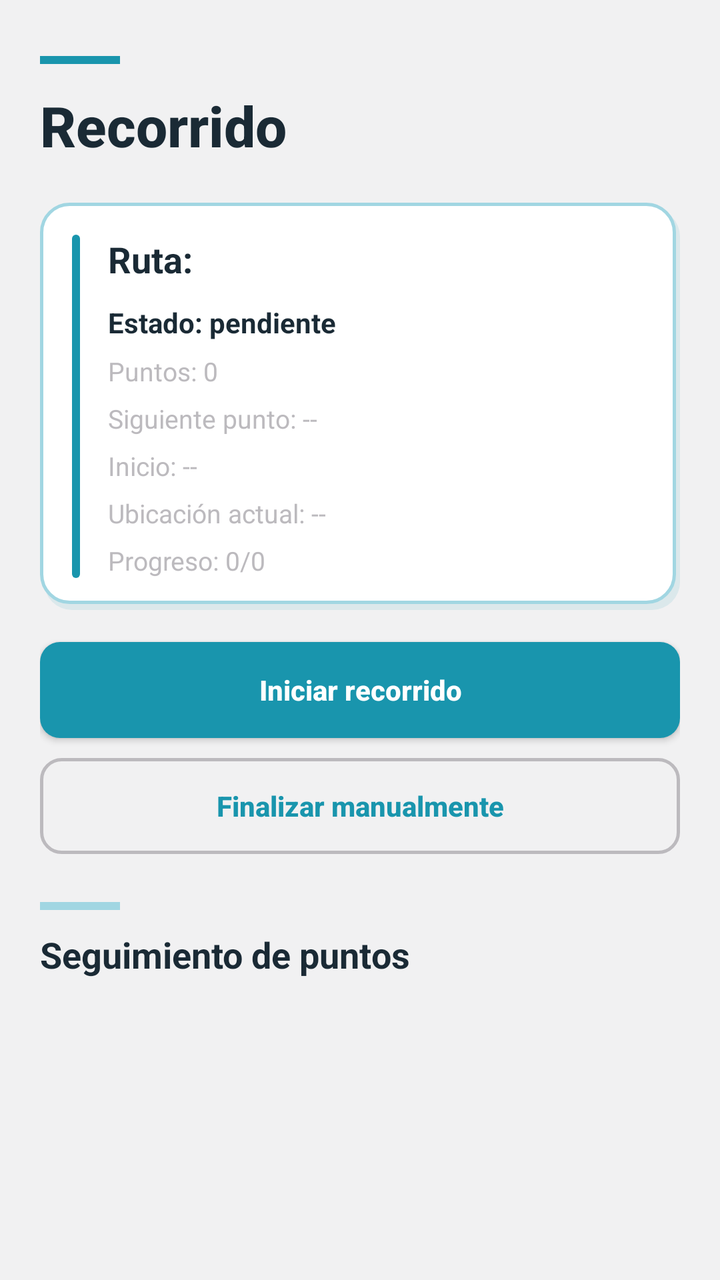
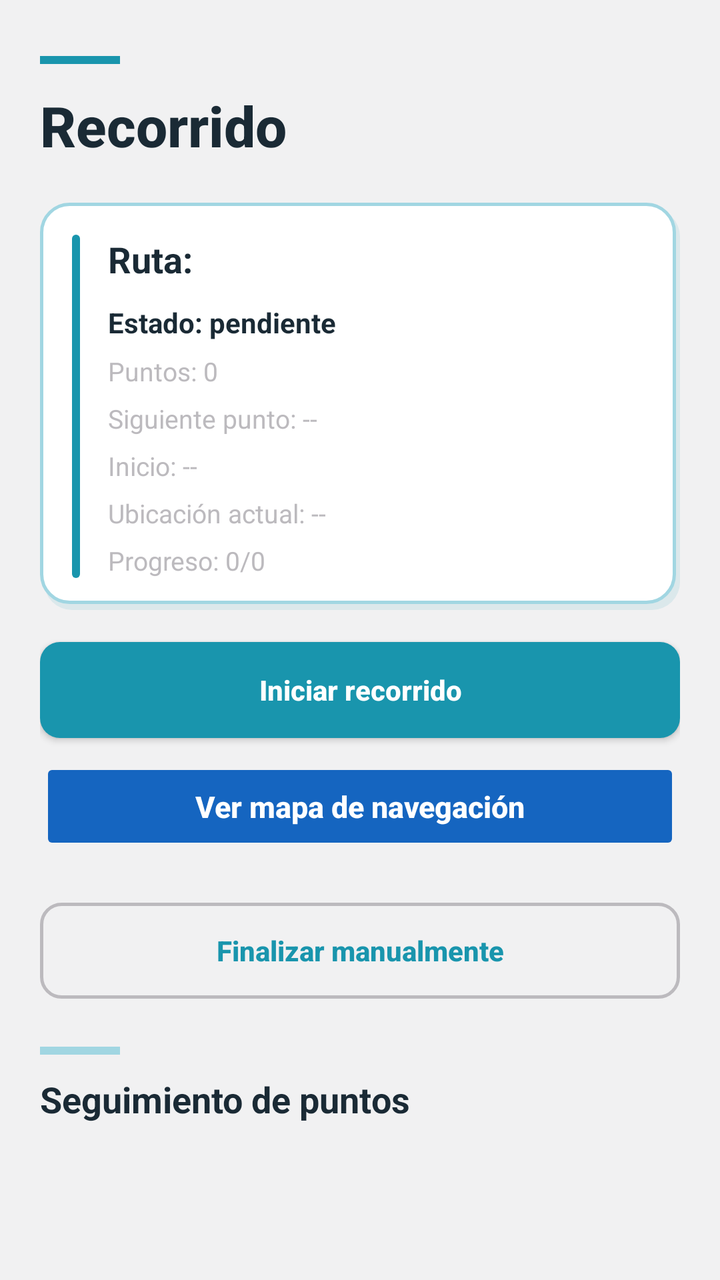

An Android layout rendered at two revisions. The XML below is the earlier revision; the diff shows what the commit changed to produce the second picture.
<!-- AndroidManifest.xml: application theme Theme.Copia1APP -->
<!-- res/layout/activity_recorrido_ruta.xml -->
<?xml version="1.0" encoding="utf-8"?>
<ScrollView
    xmlns:android="http://schemas.android.com/apk/res/android"
    android:layout_width="match_parent"
    android:layout_height="match_parent"
    android:fillViewport="true"
    android:background="@color/colorBackground">

    <LinearLayout
        android:layout_width="match_parent"
        android:layout_height="wrap_content"
        android:orientation="vertical"
        android:paddingStart="20dp"
        android:paddingEnd="20dp"
        android:paddingTop="28dp"
        android:paddingBottom="28dp">

        <View
            android:layout_width="40dp"
            android:layout_height="4dp"
            android:background="@color/colorPrimary"
            android:layout_marginBottom="12dp" />

        <TextView
            android:id="@+id/tvTituloRecorrido"
            android:layout_width="match_parent"
            android:layout_height="wrap_content"
            android:text="Recorrido"
            style="@style/HomeRutas.TituloScreen"
            android:layout_marginBottom="20dp" />

        <LinearLayout
            android:layout_width="match_parent"
            android:layout_height="wrap_content"
            android:orientation="horizontal"
            android:background="@drawable/card_background"
            android:padding="16dp"
            android:layout_marginBottom="16dp">

            <View
                android:layout_width="4dp"
                android:layout_height="match_parent"
                android:background="@drawable/ic_card_accent"
                android:layout_marginEnd="14dp" />

            <LinearLayout
                android:layout_width="0dp"
                android:layout_height="wrap_content"
                android:layout_weight="1"
                android:orientation="vertical">

                <TextView
                    android:id="@+id/tvRutaRecorrido"
                    android:layout_width="match_parent"
                    android:layout_height="wrap_content"
                    android:text="Ruta:"
                    style="@style/HomeRutas.CardTitulo"
                    android:layout_marginBottom="10dp" />

                <TextView
                    android:id="@+id/tvEstadoRecorrido"
                    android:layout_width="match_parent"
                    android:layout_height="wrap_content"
                    android:text="Estado: pendiente"
                    style="@style/CrearRuta.FieldLabel"
                    android:layout_marginBottom="6dp" />

                <TextView
                    android:id="@+id/tvCantidadPuntosRecorrido"
                    android:layout_width="match_parent"
                    android:layout_height="wrap_content"
                    android:text="Puntos: 0"
                    style="@style/HomeRutas.CardDescripcion"
                    android:layout_marginBottom="6dp" />

                <TextView
                    android:id="@+id/tvPuntoSiguienteRecorrido"
                    android:layout_width="match_parent"
                    android:layout_height="wrap_content"
                    android:text="Siguiente punto: --"
                    style="@style/HomeRutas.CardDescripcion"
                    android:layout_marginBottom="6dp" />

                <TextView
                    android:id="@+id/tvTiempoInicioRecorrido"
                    android:layout_width="match_parent"
                    android:layout_height="wrap_content"
                    android:text="Inicio: --"
                    style="@style/HomeRutas.CardDescripcion"
                    android:layout_marginBottom="6dp" />

                <TextView
                    android:id="@+id/tvUbicacionActualRecorrido"
                    android:layout_width="match_parent"
                    android:layout_height="wrap_content"
                    android:text="Ubicación actual: --"
                    style="@style/HomeRutas.CardDescripcion"
                    android:layout_marginBottom="6dp" />

                <TextView
                    android:id="@+id/tvProgresoRecorrido"
                    android:layout_width="match_parent"
                    android:layout_height="wrap_content"
                    android:text="Progreso: 0/0"
                    style="@style/HomeRutas.CardDescripcion" />

            </LinearLayout>
        </LinearLayout>

        <Button
            android:id="@+id/btnIniciarRecorrido"
            android:layout_width="match_parent"
            android:layout_height="wrap_content"
            android:text="Iniciar recorrido"
            style="@style/HomeRutas.BotonPrimario"
            android:layout_marginBottom="10dp" />

        <Button
            android:id="@+id/btnFinalizarManualRecorrido"
            android:layout_width="match_parent"
            android:layout_height="wrap_content"
            android:text="Finalizar manualmente"
            android:enabled="false"
            android:background="@drawable/btn_secondary"
            android:textColor="@color/colorPrimary"
            android:textSize="14sp"
            android:textStyle="bold"
            android:textAllCaps="false"
            android:paddingTop="12dp"
            android:paddingBottom="12dp"
            android:layout_marginBottom="24dp" />

        <View
            android:layout_width="40dp"
            android:layout_height="4dp"
            android:background="@color/colorPrimaryLight"
            android:layout_marginBottom="10dp" />

        <TextView
            android:id="@+id/tvTituloPuntosRecorrido"
            android:layout_width="match_parent"
            android:layout_height="wrap_content"
            android:text="Seguimiento de puntos"
            style="@style/HomeRutas.CardTitulo"
            android:layout_marginBottom="12dp" />

        <androidx.recyclerview.widget.RecyclerView
            android:id="@+id/recyclerPuntosSeguimiento"
            android:layout_width="match_parent"
            android:layout_height="wrap_content"
            android:nestedScrollingEnabled="false" />

    </LinearLayout>
</ScrollView>
<!-- resources referenced by this layout -->
<resources>
  <color name="colorBackground">#F1F1F2</color>
  <color name="colorPrimary">#1995AD</color>
  <color name="colorPrimaryLight">#A1D6E2</color>
  <!-- drawable card_background (drawable) -->
  <?xml version="1.0" encoding="utf-8"?>
  <layer-list xmlns:android="http://schemas.android.com/apk/res/android">
  
      
      <item
          android:left="2dp"
          android:top="3dp">
          <shape android:shape="rectangle">
              <solid android:color="#1A1995AD" />
              <corners android:radius="14dp" />
          </shape>
      </item>
  
      
      <item
          android:bottom="3dp"
          android:right="2dp">
          <shape android:shape="rectangle">
              <solid android:color="#FFFFFF" />
              <stroke
                  android:width="1.5dp"
                  android:color="#A1D6E2" />
              <corners android:radius="14dp" />
          </shape>
      </item>
  
  </layer-list>
  <!-- drawable ic_card_accent (drawable) -->
  <?xml version="1.0" encoding="utf-8"?>
  <shape xmlns:android="http://schemas.android.com/apk/res/android"
      android:shape="rectangle">
      <solid android:color="#1995AD" />
      <corners android:radius="4dp" />
      <size
          android:width="4dp"
          android:height="48dp" />
  </shape>
  <style name="CrearRuta.FieldLabel">
          <item name="android:textSize">14sp</item>
          <item name="android:textStyle">bold</item>
          <item name="android:textColor">@color/colorTextoTitulo</item>
      </style>
  <style name="HomeRutas.BotonPrimario">
          <item name="android:background">@drawable/btn_primary</item>
          <item name="android:textColor">@color/colorBlanco</item>
          <item name="android:textSize">14sp</item>
          <item name="android:textStyle">bold</item>
          <item name="android:textAllCaps">false</item>
          <item name="android:paddingTop">12dp</item>
          <item name="android:paddingBottom">12dp</item>
          <item name="android:elevation">2dp</item>
      </style>
  <style name="HomeRutas.CardDescripcion">
          <item name="android:textSize">13sp</item>
          <item name="android:textColor">@color/colorGris</item>
          <item name="android:lineSpacingMultiplier">1.4</item>
      </style>
  <style name="HomeRutas.CardTitulo">
          <item name="android:textSize">18sp</item>
          <item name="android:textStyle">bold</item>
          <item name="android:textColor">@color/colorTextoTitulo</item>
      </style>
  <style name="HomeRutas.TituloScreen">
          <item name="android:textSize">28sp</item>
          <item name="android:textStyle">bold</item>
          <item name="android:textColor">@color/colorTextoTitulo</item>
          <item name="android:fontFamily">sans-serif-medium</item>
      </style>
  <style name="Theme.Copia1APP" parent="Base.Theme.Copia1APP" />
  <color name="colorTextoTitulo">#1A2A35</color>
  <!-- drawable btn_primary (drawable) -->
  <?xml version="1.0" encoding="utf-8"?>
  <selector xmlns:android="http://schemas.android.com/apk/res/android">
  
      
      <item android:state_pressed="true">
          <shape android:shape="rectangle">
              <solid android:color="#127A8F" />
              <corners android:radius="10dp" />
          </shape>
      </item>
  
      
      <item>
          <shape android:shape="rectangle">
              <solid android:color="#1995AD" />
              <corners android:radius="10dp" />
          </shape>
      </item>
  
  </selector>
  <color name="colorBlanco">#FFFFFF</color>
  <color name="colorGris">#BCBABE</color>
  <style name="Base.Theme.Copia1APP" parent="Theme.AppCompat.Light">
          
          
      </style>
  <!-- unchanged entries left out for length: 1 -->
</resources>

<!-- the commit's change to res/layout/activity_recorrido_ruta.xml (unified diff, before → after) -->
@@ -116,6 +116,21 @@
             android:layout_marginBottom="10dp" />
 
         <Button
+            android:id="@+id/btnNavegacionConductor"
+            android:layout_width="match_parent"
+            android:layout_height="wrap_content"
+            android:text="Ver mapa de navegación"
+            android:enabled="false"
+            android:backgroundTint="#1565C0"
+            android:textColor="#FFFFFF"
+            android:textSize="15sp"
+            android:textStyle="bold"
+            android:textAllCaps="false"
+            android:paddingTop="14dp"
+            android:paddingBottom="14dp"
+            android:layout_marginBottom="24dp" />
+
+        <Button
             android:id="@+id/btnFinalizarManualRecorrido"
             android:layout_width="match_parent"
             android:layout_height="wrap_content"
